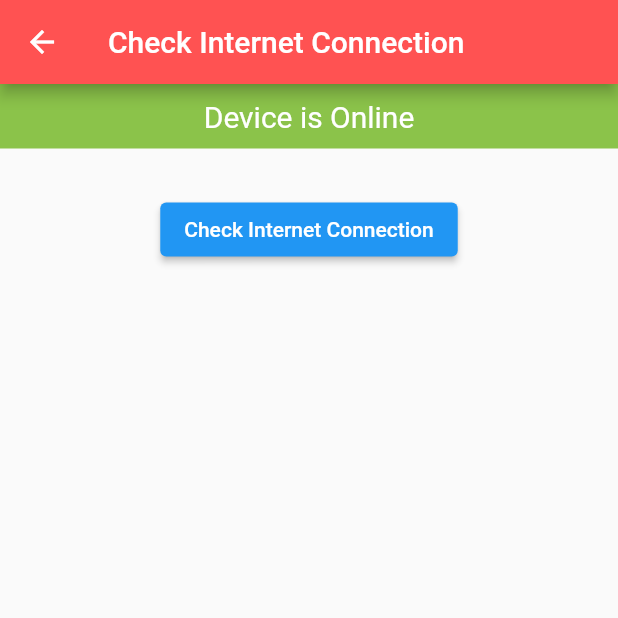
After one commit to RajTechnologiesPvtLtd/flutter-moonlight, a Flutter app: the CheckInternetConnectionView screen opened by its route, after a tap on "Check Internet Connection", on a phone screen of 412 x 824 dp, the top half of it. The commit adds this screen. Run offline on Flutter 3.47's test engine with Material 2 defaults, Android fonts, the phone set to English and light mode, and no system bars; our stand-ins replace connectivity_plus, dio, google_mobile_ads, share_plus, sqflite; accounts and stored records are empty; network calls fail.

Commit message:
create a check internet connection example

```diff
--- a/lib/config/app_routes.dart
+++ b/lib/config/app_routes.dart
@@ -27,6 +27,8 @@ class App extends RouteManager {
   static const String exampleUsingAlertDialog = "/using-alert-dialog-example";
   static const String exampleUsingBottomNavBar = "/using-bottom-nav-bar";
   static const String exampleSnackBar = "/snack-bar";
+  static const String exampleCheckInternetConnection =
+      "/check-internet-connection";
   App() {
     addRoute(App.home, (context) => const HomeController());
     addRoute(App.setting, (context) => const SettingController());
@@ -47,5 +49,7 @@ class App extends RouteManager {
     addRoute(App.exampleSnackBar, (context) => const SnackBarView());
     addRoute(
         App.exampleUsingBottomNavBar, (context) => UsingBottomNavBarView());
+    addRoute(App.exampleCheckInternetConnection,
+        (context) => CheckInternetConnectionView());
   }
 }
--- /dev/null
+++ b/lib/views/example/check_internet_connection.dart
@@ -0,0 +1,100 @@
+import 'dart:async';
+
+import 'package:connectivity_plus/connectivity_plus.dart';
+import 'package:flutter/material.dart';
+
+class CheckInternetConnectionView extends StatefulWidget {
+  @override
+  _CheckInternetConnectionViewState createState() =>
+      _CheckInternetConnectionViewState();
+}
+
+class _CheckInternetConnectionViewState
+    extends State<CheckInternetConnectionView> {
+  StreamSubscription? connection;
+  bool isoffline = false;
+
+  @override
+  void initState() {
+    connection = Connectivity()
+        .onConnectivityChanged
+        .listen((ConnectivityResult result) {
+      // whenevery connection status is changed.
+      if (result == ConnectivityResult.none) {
+        //there is no any connection
+        setState(() {
+          isoffline = true;
+        });
+      } else if (result == ConnectivityResult.mobile) {
+        //connection is mobile data network
+        setState(() {
+          isoffline = false;
+        });
+      } else if (result == ConnectivityResult.wifi) {
+        //connection is from wifi
+        setState(() {
+          isoffline = false;
+        });
+      } else if (result == ConnectivityResult.ethernet) {
+        //connection is from wired connection
+        setState(() {
+          isoffline = false;
+        });
+      } else if (result == ConnectivityResult.bluetooth) {
+        //connection is from bluetooth threatening
+        setState(() {
+          isoffline = false;
+        });
+      }
+    });
+    super.initState();
+  }
+
+  @override
+  void dispose() {
+    connection!.cancel();
+    super.dispose();
+  }
+
+  @override
+  Widget build(BuildContext context) {
+    return Scaffold(
+      appBar: AppBar(
+        title: Text("Check Internet Connection"),
+        backgroundColor: Colors.redAccent,
+      ),
+      body: Container(
+          alignment: Alignment.center,
+          child: Column(children: [
+            Container(
+              width: double.infinity,
+              alignment: Alignment.center,
+              margin: EdgeInsets.only(bottom: 30),
+              color: isoffline ? Colors.red : Colors.lightGreen,
+              //red color on offline, green on online
+              padding: EdgeInsets.all(10),
+              child: Text(
+                isoffline ? "Device is Offline" : "Device is Online",
+                style: TextStyle(fontSize: 20, color: Colors.white),
+              ),
+            ),
+            ElevatedButton(
+                onPressed: () async {
+                  var result = await Connectivity().checkConnectivity();
+                  if (result == ConnectivityResult.mobile) {
+                    print("Internet connection is from Mobile data");
+                  } else if (result == ConnectivityResult.wifi) {
+                    print("internet connection is from wifi");
+                  } else if (result == ConnectivityResult.ethernet) {
+                    print("internet connection is from wired cable");
+                  } else if (result == ConnectivityResult.bluetooth) {
+                    print("internet connection is from bluethooth threatening");
+                  } else if (result == ConnectivityResult.none) {
+                    print("No internet connection");
+                  }
+                },
+                child: Text("Check Internet Connection"))
+          ])),
+    );
+  }
+}
--- a/lib/views/example/example_views.dart
+++ b/lib/views/example/example_views.dart
@@ -8,3 +8,4 @@ export 'load_more_using_api.dart';
 export 'using_alert_dialog.dart';
 export 'using_bottom_nav_bar.dart';
 export 'snackbar_view.dart';
+export 'check_internet_connection.dart';
--- a/lib/views/example_view.dart
+++ b/lib/views/example_view.dart
@@ -74,6 +74,13 @@ class ExampleView extends StatelessWidget {
                 Navigator.pushNamed(context, App.exampleInputFields);
               },
             ),
+            ListTile(
+              title: Center(child: Text("Check Internet Connection")),
+              onTap: () {
+                Navigator.pushNamed(
+                    context, App.exampleCheckInternetConnection);
+              },
+            ),
           ],
         ),
       ),
--- a/pubspec.yaml
+++ b/pubspec.yaml
@@ -42,6 +42,7 @@ dependencies:
   dio: ^4.0.6
   google_mobile_ads: ^2.0.1
   sqflite: ^2.1.0+1
+  connectivity_plus: ^2.3.9
 
 dev_dependencies:
   flutter_test:
```
Also changed, not shown: pubspec.lock.
